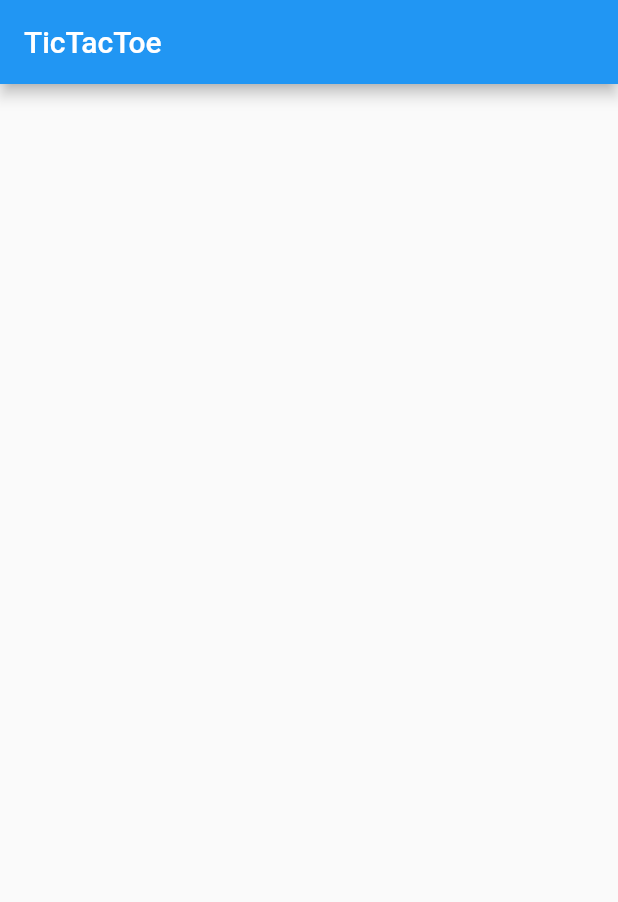
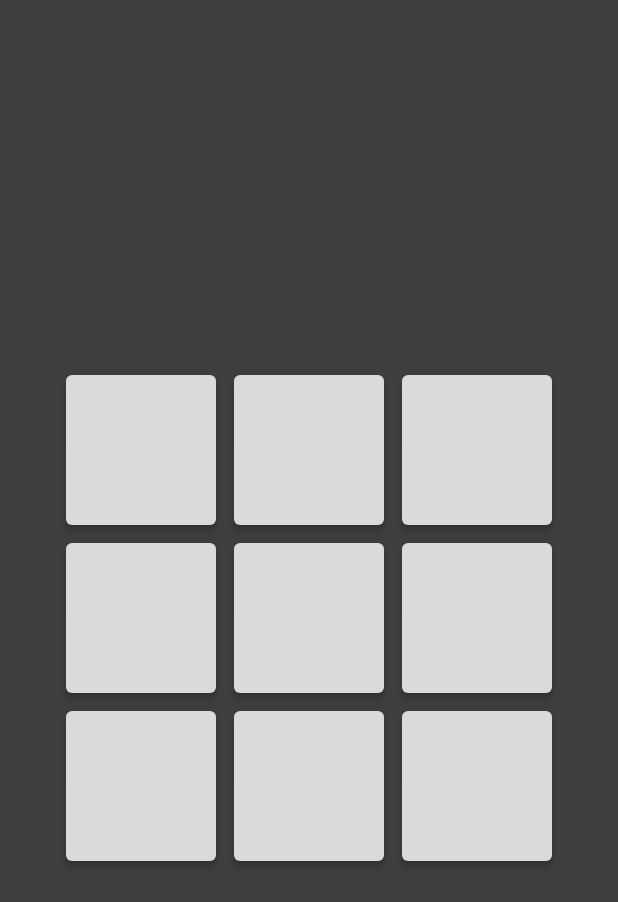
Before and after one commit to MatthewDiMarco/tictactoe-flutter, a Flutter app: the screen it shows after launch, on a phone screen of 412 x 824 dp. Shown: the top 902 px of the screen. Run offline on Flutter 3.47's test engine with Material 2 defaults, Android fonts, the phone set to English and light mode, and no system bars; missing offline and left inert: window_size.

Commit message:
Basic game logic

```diff
--- a/lib/main.dart
+++ b/lib/main.dart
@@ -1,7 +1,8 @@
 import 'package:flutter/material.dart';
 import 'package:flutter/services.dart';
+import 'package:tictactoe/src/layout/game.dart';
+import 'package:window_size/window_size.dart';
 import 'dart:io';
-import 'package:window_size/window_size.dart';
 
 void main() async {
   WidgetsFlutterBinding.ensureInitialized();
@@ -25,13 +26,6 @@ class MyApp extends StatelessWidget {
 
   @override
   Widget build(BuildContext context) {
-    return MaterialApp(
-      debugShowCheckedModeBanner: false,
-      home: Scaffold(
-        appBar: AppBar(
-          title: const Text("TicTacToe"),
-        ),
-      )
-    );
+    return const MaterialApp(debugShowCheckedModeBanner: false, home: Game());
   }
 }
--- /dev/null
+++ b/lib/src/layout/game.dart
@@ -0,0 +1,23 @@
+import 'package:flutter/material.dart';
+import 'package:tictactoe/src/widgets/grid.dart';
+
+class Game extends StatelessWidget {
+  const Game({super.key});
+
+  @override
+  Widget build(BuildContext context) {
+    return Scaffold(
+        backgroundColor: Color.fromARGB(255, 62, 62, 62),
+        body: Column(
+          mainAxisAlignment: MainAxisAlignment.spaceEvenly,
+          children: [
+            Grid(),
+            // IconButton(
+            //     icon: Icon(Icons.replay,
+            //         color: Color.fromARGB(255, 218, 218, 218)),
+            //     iconSize: 48,
+            //     onPressed: () {})
+          ],
+        ));
+  }
+}
--- /dev/null
+++ b/lib/src/model/tile.dart
@@ -0,0 +1,5 @@
+class Tile {
+  static const empty = '';
+  static const X = 'X';
+  static const O = 'O';
+}
--- /dev/null
+++ b/lib/src/widgets/grid.dart
@@ -0,0 +1,71 @@
+import 'package:flutter/material.dart';
+import 'package:tictactoe/src/model/tile.dart';
+import 'dart:developer';
+
+class Grid extends StatefulWidget {
+  const Grid({super.key});
+
+  @override
+  State<Grid> createState() => _GridState();
+}
+
+class _GridState extends State<Grid> {
+  final _size = const Size(3, 3); // TODO
+  final _matrix = <List<String>>[];
+  final _moves = <MapEntry>[];
+
+  @override
+  void initState() {
+    super.initState();
+    _clearGrid();
+  }
+
+  @override
+  Widget build(BuildContext context) {
+    return Column(
+      mainAxisAlignment: MainAxisAlignment.center,
+      children: List.generate(
+          _matrix.length,
+          (row) => Row(
+                mainAxisAlignment: MainAxisAlignment.center,
+                children: List.generate(
+                    _matrix[row].length, (col) => _buildTile(row, col)),
+              )),
+    );
+  }
+
+  Widget _buildTile(int row, int col) {
+    log(_matrix.toString());
+    return Container(
+      margin: const EdgeInsets.all(6),
+      child: ElevatedButton(
+          style: ElevatedButton.styleFrom(
+              minimumSize: const Size(100, 100),
+              foregroundColor: const Color.fromARGB(255, 20, 20, 20),
+              backgroundColor: const Color.fromARGB(255, 218, 218, 218)),
+          child: Text(_matrix[row][col], style: const TextStyle(fontSize: 48)),
+          onPressed: () => _onTilePressed(row, col)),
+    );
+  }
+
+  void _onTilePressed(int row, int col) {
+    var selectedTile = _matrix[row][col];
+    if (selectedTile == Tile.empty) {
+      var lastMove = _moves.isEmpty ? Tile.X : _moves.last.value;
+      var currMove = lastMove == Tile.X ? Tile.O : Tile.X;
+      setState(() {
+        _matrix[row][col] = currMove;
+        _moves.add(MapEntry(MapEntry(row, col), currMove));
+      });
+    }
+  }
+
+  void _clearGrid() {
+    setState(() => _matrix.addAll(List.generate(
+        _size.width.toInt(),
+        (index) =>
+            List.generate(_size.height.toInt(), (index) => Tile.empty))));
+  }
+}
+
+class GridController extends ChangeNotifier {}
```
